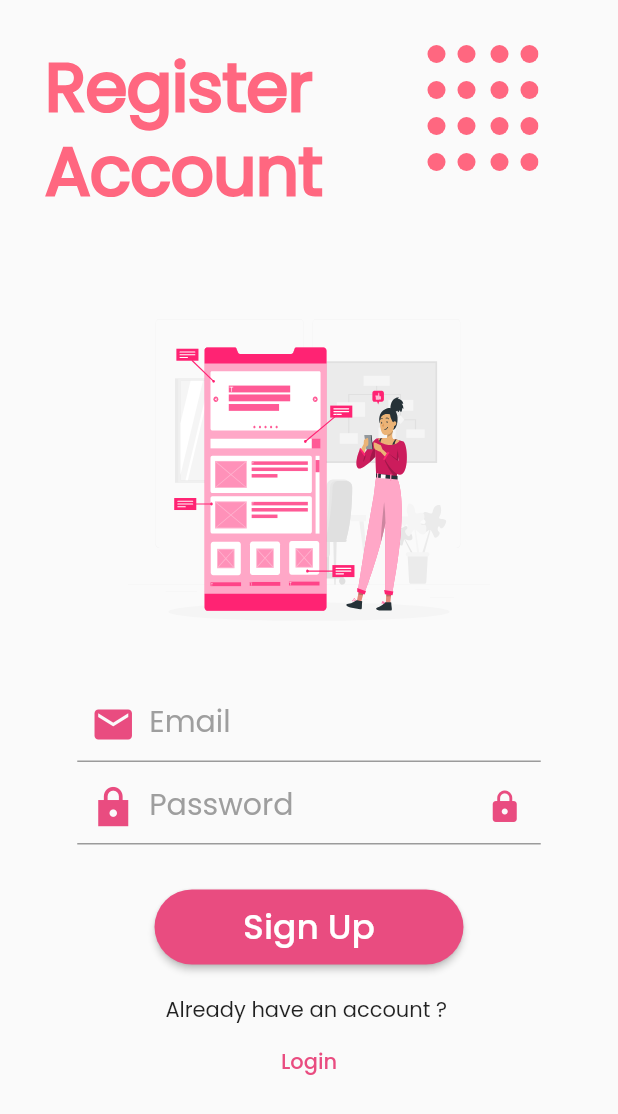
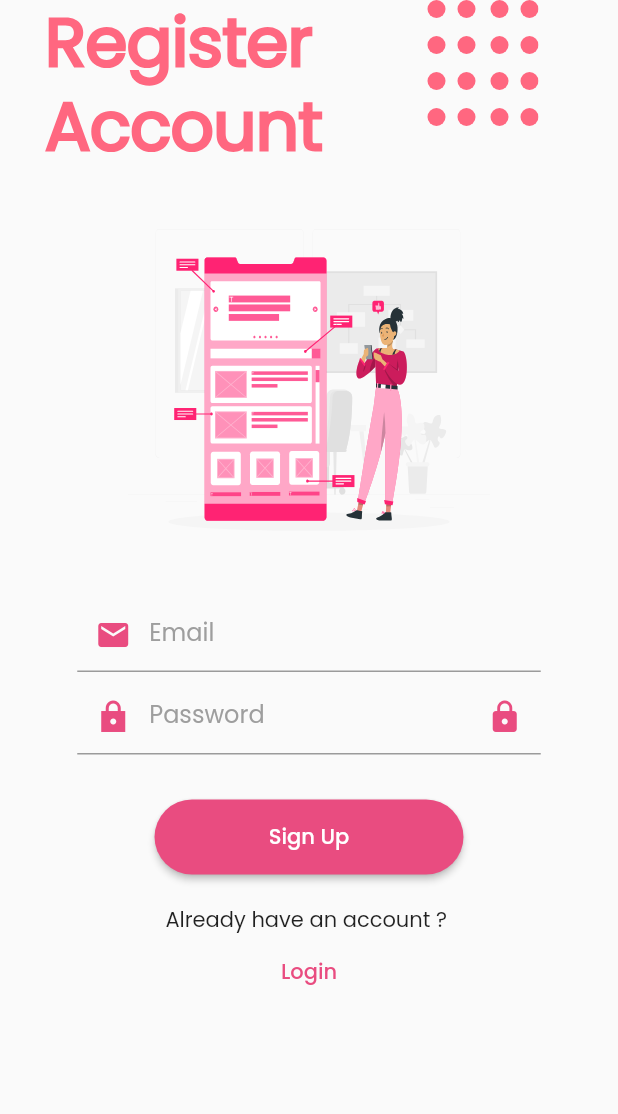
Before and after one commit to davidmahbubi/money-manager-app, a Flutter app: the screen it shows after launch, after a tap on "Sign Up", on a phone screen of 412 x 824 dp. Shown: the top 1114 px of the screen. Run offline on Flutter 3.47's test engine with Material 2 defaults, Android fonts, the phone set to English and light mode, and no system bars; our stand-ins replace flutter_svg, font_awesome_flutter, line_awesome_flutter.

Commit message:
Fixed some login items

```diff
--- a/lib/pages/auth/register.dart
+++ b/lib/pages/auth/register.dart
@@ -24,11 +24,12 @@ class _RegisterPageState extends State<RegisterPage> {
     Size size = MediaQuery.of(context).size;
 
     return Scaffold(
-      body: SingleChildScrollView(
+      body: SafeArea(
+        child: SingleChildScrollView(
           child: Column(
             children: [
               Container(
-              margin: const EdgeInsets.all(30),
+                margin: const EdgeInsets.symmetric(horizontal: 30),
                 alignment: Alignment.topLeft,
                 child: SvgPicture.asset(
                   ("assets/images/12.svg"),
@@ -53,18 +54,17 @@ class _RegisterPageState extends State<RegisterPage> {
                       cursorHeight: 20,
                       controller: email,
                       style: const TextStyle(
-                      fontSize: 20,
                         color: Color.fromARGB(255, 63, 62, 62),
                       ),
-                    decoration: InputDecoration(
+                      decoration: const InputDecoration(
                         prefixIcon: Icon(
                           Icons.email,
-                        size: 30,
+                          size: 24,
                           color: Color.fromARGB(255, 233, 76, 128),
                         ),
                         label: Text(
                           "Email",
-                        style: TextStyle(fontSize: 20, color: Colors.grey),
+                          style: TextStyle(color: Colors.grey),
                         ),
                         // hintText: "abcdefg@gmail.com"
                       ),
@@ -72,78 +72,78 @@ class _RegisterPageState extends State<RegisterPage> {
                   ),
                 ],
               ),
-            SizedBox(
+              const SizedBox(
                 height: 5,
               ),
               Column(
                 children: [
-                Container(
+                  SizedBox(
                     width: size.width * 0.75,
                     height: 50,
                     child: TextField(
-                    cursorColor: Color.fromARGB(255, 233, 76, 128),
+                      cursorColor: const Color.fromARGB(255, 233, 76, 128),
                       cursorHeight: 20,
                       controller: password,
                       obscureText: _obsecure,
-                    style: TextStyle(
-                      fontSize: 25,
+                      style: const TextStyle(
                         color: Color.fromARGB(255, 63, 62, 62),
                       ),
                       decoration: InputDecoration(
-                      prefixIcon: Icon(
+                        prefixIcon: const Icon(
                           Icons.lock_sharp,
-                        size: 30,
+                          size: 24,
                           color: Color.fromARGB(255, 233, 76, 128),
                         ),
                         suffixIcon: IconButton(
-                        color: Color.fromARGB(255, 233, 76, 128),
+                          color: const Color.fromARGB(255, 233, 76, 128),
                           onPressed: () {
                             setState(() {
                               if (_obsecure == true) {
                                 _obsecure = false;
-                              _passIcon = Icon(Icons.lock_open);
+                                _passIcon = const Icon(Icons.lock_open);
                               } else {
                                 _obsecure = true;
-                              _passIcon = Icon(Icons.lock);
+                                _passIcon = const Icon(Icons.lock);
                               }
                             });
                           },
                           icon: _passIcon,
                         ),
-                      label: Text(
+                        label: const Text(
                           "Password",
-                        style: TextStyle(fontSize: 20, color: Colors.grey),
+                          style: TextStyle(color: Colors.grey),
                         ),
                       ),
                     ),
                   ),
                 ],
               ),
-            SizedBox(
+              const SizedBox(
                 height: 30,
               ),
               Center(
-              child: Container(
+                child: SizedBox(
                   width: size.width * 0.5,
                   child: ElevatedButton(
                     onPressed: () async {},
-                  child: Text("Sign Up", style: TextStyle(fontSize: 23)),
                     style: ElevatedButton.styleFrom(
-                      shape: StadiumBorder(),
+                      shape: const StadiumBorder(),
                       minimumSize: Size(200, 50),
-                      primary: Color.fromARGB(255, 233, 76, 128)),
+                      primary: Color.fromARGB(255, 233, 76, 128),
+                    ),
+                    child: const Text("Sign Up"),
                   ),
                 ),
               ),
-            SizedBox(
+              const SizedBox(
                 height: 20,
               ),
-            Text("Already have an account ? "),
+              const Text("Already have an account ? "),
               TextButton(
                 onPressed: () async {
                   Navigator.pop(context);
                 },
-              child: Text(
+                child: const Text(
                   "Login",
                   style: TextStyle(color: Color.fromARGB(255, 233, 76, 128)),
                 ),
@@ -151,6 +151,7 @@ class _RegisterPageState extends State<RegisterPage> {
             ],
           ),
         ),
+      ),
     );
   }
 }
--- a/lib/pages/auth/signin.dart
+++ b/lib/pages/auth/signin.dart
@@ -102,9 +102,9 @@ class _SignInState extends State<SignIn> {
                     ),
                   ),
                 ),
-                SizedBox(height: 100),
+                const SizedBox(height: 100),
                 Center(
-                  child: Container(
+                  child: SizedBox(
                     width: size.width * 0.5,
                     child: ElevatedButton(
                       onPressed: () async {
@@ -115,11 +115,12 @@ class _SignInState extends State<SignIn> {
                           ),
                         );
                       },
-                      child: Text("Login", style: TextStyle(fontSize: 23)),
                       style: ElevatedButton.styleFrom(
-                          shape: StadiumBorder(),
-                          minimumSize: Size(200, 50),
-                          primary: Color.fromARGB(255, 240, 96, 127)),
+                        shape: const StadiumBorder(),
+                        minimumSize: const Size(200, 50),
+                        primary: const Color.fromARGB(255, 240, 96, 127),
+                      ),
+                      child: const Text("Login"),
                     ),
                   ),
                 ),
```
Lines whose indentation alone changed are shown as unchanged.
